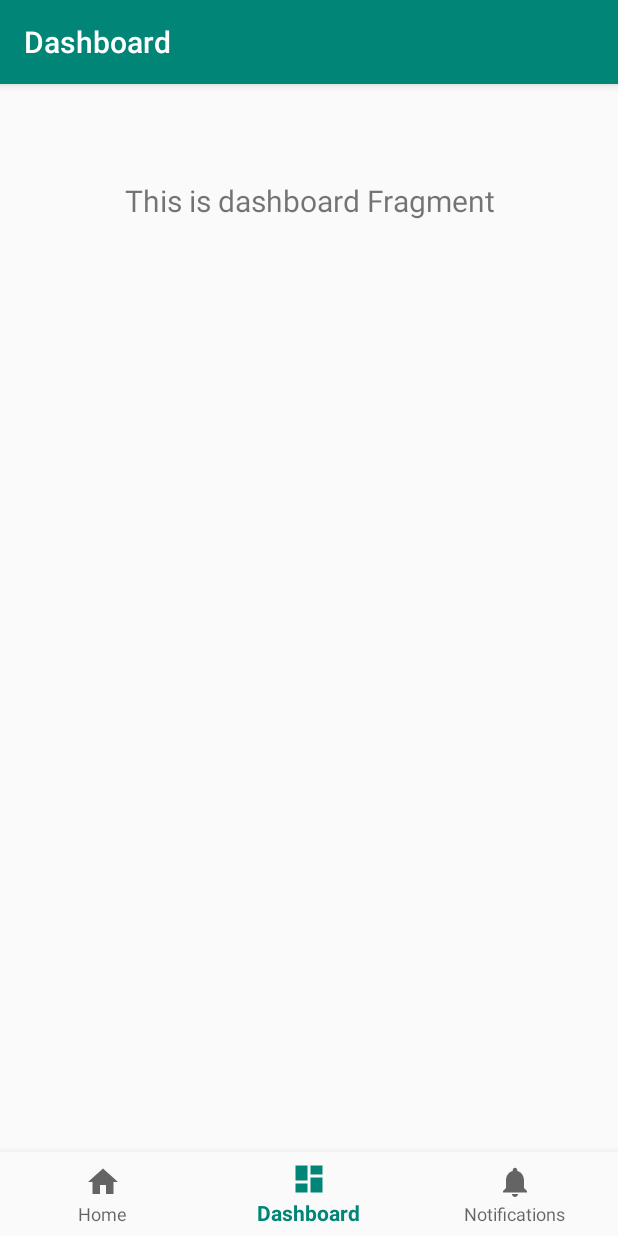
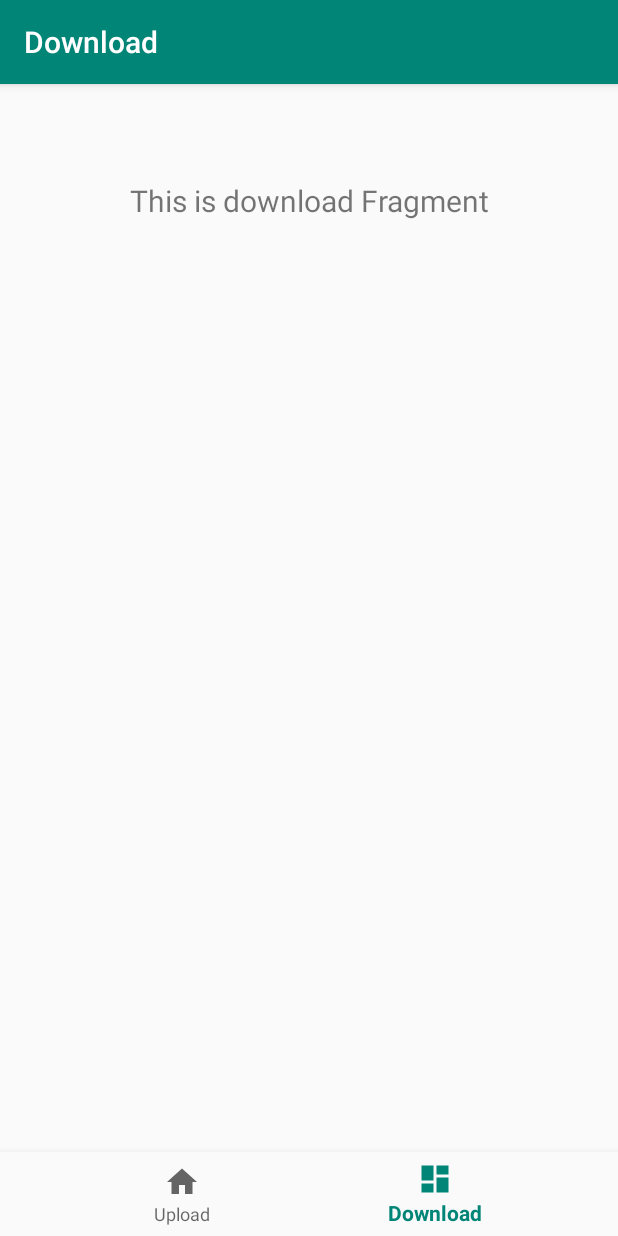
Before and after one commit to Apoorv-Mittal/OnionShare, an Android app: the screen it shows after launch (MainActivity), item 2 of the bottom bar chosen, on a phone screen of 412 x 824 dp. Run offline under Robolectric (Android 15) with nearby library versions, the phone set to English and light mode, and no system bars; our stand-ins replace navigation-ui; libraries missing offline, so code that uses them is left out: com.jrummyapps.android, org.torproject.android; 7 statements that could not run were skipped.

Commit message:
Divided App into Upload and Download

```diff
--- a/app/src/main/java/com/example/onionshare/MainActivity.kt
+++ b/app/src/main/java/com/example/onionshare/MainActivity.kt
@@ -28,7 +28,7 @@ class MainActivity : AppCompatActivity() {
         // menu should be considered as top level destinations.
         val appBarConfiguration = AppBarConfiguration(
             setOf(
-                R.id.navigation_home, R.id.navigation_dashboard, R.id.navigation_notifications
+                R.id.navigation_upload, R.id.navigation_download
             )
         )
         setupActionBarWithNavController(navController, appBarConfiguration)
--- a/app/src/main/java/com/example/onionshare/ui/home/HomeFragment.kt
+++ b/app/src/main/java/com/example/onionshare/ui/dashboard/DownloadFragment.kt
@@ -1,4 +1,4 @@
-package com.example.onionshare.ui.home
+package com.example.onionshare.ui.dashboard
 
 import android.os.Bundle
 import android.view.LayoutInflater
@@ -10,20 +10,20 @@ import androidx.lifecycle.Observer
 import androidx.lifecycle.ViewModelProviders
 import com.example.onionshare.R
 
-class HomeFragment : Fragment() {
+class DownloadFragment : Fragment() {
 
-    private lateinit var homeViewModel: HomeViewModel
+    private lateinit var downloadViewModel: DownloadViewModel
 
     override fun onCreateView(
         inflater: LayoutInflater,
         container: ViewGroup?,
         savedInstanceState: Bundle?
     ): View? {
-        homeViewModel =
-            ViewModelProviders.of(this).get(HomeViewModel::class.java)
-        val root = inflater.inflate(R.layout.fragment_home, container, false)
-        val textView: TextView = root.findViewById(R.id.text_home)
-        homeViewModel.text.observe(this, Observer {
+        downloadViewModel =
+            ViewModelProviders.of(this).get(DownloadViewModel::class.java)
+        val root = inflater.inflate(R.layout.fragment_download, container, false)
+        val textView: TextView = root.findViewById(R.id.text_dashboard)
+        downloadViewModel.text.observe(this, Observer {
             textView.text = it
         })
         return root
--- a/app/src/main/java/com/example/onionshare/ui/notifications/NotificationsViewModel.kt
+++ b/app/src/main/java/com/example/onionshare/ui/dashboard/DownloadViewModel.kt
@@ -1,13 +1,13 @@
-package com.example.onionshare.ui.notifications
+package com.example.onionshare.ui.dashboard
 
 import androidx.lifecycle.LiveData
 import androidx.lifecycle.MutableLiveData
 import androidx.lifecycle.ViewModel
 
-class NotificationsViewModel : ViewModel() {
+class DownloadViewModel : ViewModel() {
 
     private val _text = MutableLiveData<String>().apply {
-        value = "This is notifications Fragment"
+        value = "This is download Fragment"
     }
     val text: LiveData<String> = _text
 }
--- a/app/src/main/java/com/example/onionshare/ui/home/HomeViewModel.kt
+++ /dev/null
@@ -1,13 +0,0 @@
-package com.example.onionshare.ui.home
-
-import androidx.lifecycle.LiveData
-import androidx.lifecycle.MutableLiveData
-import androidx.lifecycle.ViewModel
-
-class HomeViewModel : ViewModel() {
-
-    private val _text = MutableLiveData<String>().apply {
-        value = "This is home Fragment"
-    }
-    val text: LiveData<String> = _text
-}
--- a/app/src/main/java/com/example/onionshare/ui/dashboard/DashboardFragment.kt
+++ b/app/src/main/java/com/example/onionshare/ui/home/UploadFragment.kt
@@ -1,4 +1,4 @@
-package com.example.onionshare.ui.dashboard
+package com.example.onionshare.ui.home
 
 import android.os.Bundle
 import android.view.LayoutInflater
@@ -10,20 +10,20 @@ import androidx.lifecycle.Observer
 import androidx.lifecycle.ViewModelProviders
 import com.example.onionshare.R
 
-class DashboardFragment : Fragment() {
+class UploadFragment : Fragment() {
 
-    private lateinit var dashboardViewModel: DashboardViewModel
+    private lateinit var uploadViewModel: UploadViewModel
 
     override fun onCreateView(
         inflater: LayoutInflater,
         container: ViewGroup?,
         savedInstanceState: Bundle?
     ): View? {
-        dashboardViewModel =
-            ViewModelProviders.of(this).get(DashboardViewModel::class.java)
-        val root = inflater.inflate(R.layout.fragment_dashboard, container, false)
-        val textView: TextView = root.findViewById(R.id.text_dashboard)
-        dashboardViewModel.text.observe(this, Observer {
+        uploadViewModel =
+            ViewModelProviders.of(this).get(UploadViewModel::class.java)
+        val root = inflater.inflate(R.layout.fragment_upload, container, false)
+        val textView: TextView = root.findViewById(R.id.text_home)
+        uploadViewModel.text.observe(this, Observer {
             textView.text = it
         })
         return root
--- a/app/src/main/java/com/example/onionshare/ui/dashboard/DashboardViewModel.kt
+++ b/app/src/main/java/com/example/onionshare/ui/home/UploadViewModel.kt
@@ -1,13 +1,13 @@
-package com.example.onionshare.ui.dashboard
+package com.example.onionshare.ui.home
 
 import androidx.lifecycle.LiveData
 import androidx.lifecycle.MutableLiveData
 import androidx.lifecycle.ViewModel
 
-class DashboardViewModel : ViewModel() {
+class UploadViewModel : ViewModel() {
 
     private val _text = MutableLiveData<String>().apply {
-        value = "This is dashboard Fragment"
+        value = "This is Upload Fragment"
     }
     val text: LiveData<String> = _text
 }
--- a/app/src/main/res/menu/bottom_nav_menu.xml
+++ b/app/src/main/res/menu/bottom_nav_menu.xml
@@ -2,18 +2,13 @@
 <menu xmlns:android="http://schemas.android.com/apk/res/android">
 
     <item
-        android:id="@+id/navigation_home"
+        android:id="@+id/navigation_upload"
         android:icon="@drawable/ic_home_black_24dp"
-        android:title="@string/title_home" />
+        android:title="@string/title_upload" />
 
     <item
-        android:id="@+id/navigation_dashboard"
+        android:id="@+id/navigation_download"
         android:icon="@drawable/ic_dashboard_black_24dp"
-        android:title="@string/title_dashboard" />
-
-    <item
-        android:id="@+id/navigation_notifications"
-        android:icon="@drawable/ic_notifications_black_24dp"
-        android:title="@string/title_notifications" />
+        android:title="@string/title_download" />
 
 </menu>
--- a/app/src/main/res/navigation/mobile_navigation.xml
+++ b/app/src/main/res/navigation/mobile_navigation.xml
@@ -3,23 +3,18 @@
     xmlns:app="http://schemas.android.com/apk/res-auto"
     xmlns:tools="http://schemas.android.com/tools"
     android:id="@+id/mobile_navigation"
-    app:startDestination="@+id/navigation_home">
+    app:startDestination="@+id/navigation_upload">
 
     <fragment
-        android:id="@+id/navigation_home"
-        android:name="com.example.onionshare.ui.home.HomeFragment"
-        android:label="@string/title_home"
-        tools:layout="@layout/fragment_home" />
+        android:id="@+id/navigation_upload"
+        android:name="com.example.onionshare.ui.home.UploadFragment"
+        android:label="@string/title_upload"
+        tools:layout="@layout/fragment_upload" />
 
     <fragment
-        android:id="@+id/navigation_dashboard"
-        android:name="com.example.onionshare.ui.dashboard.DashboardFragment"
-        android:label="@string/title_dashboard"
-        tools:layout="@layout/fragment_dashboard" />
+        android:id="@+id/navigation_download"
+        android:name="com.example.onionshare.ui.dashboard.DownloadFragment"
+        android:label="@string/title_download"
+        tools:layout="@layout/fragment_download" />
 
-    <fragment
-        android:id="@+id/navigation_notifications"
-        android:name="com.example.onionshare.ui.notifications.NotificationsFragment"
-        android:label="@string/title_notifications"
-        tools:layout="@layout/fragment_notifications" />
 </navigation>
--- a/app/src/main/res/values/strings.xml
+++ b/app/src/main/res/values/strings.xml
@@ -1,6 +1,5 @@
 <resources>
     <string name="app_name">OnionShare</string>
-    <string name="title_home">Home</string>
-    <string name="title_dashboard">Dashboard</string>
-    <string name="title_notifications">Notifications</string>
+    <string name="title_upload">Upload</string>
+    <string name="title_download">Download</string>
 </resources>
```
Also changed, not shown: app/src/main/java/com/example/onionshare/ui/notifications/NotificationsFragment.kt (deleted, +0 -31 lines), app/src/main/res/layout/fragment_notifications.xml (deleted, +0 -19 lines), app/src/main/res/layout/fragment_download.xml (renamed from app/src/main/res/layout/fragment_dashboard.xml), app/src/main/res/layout/fragment_upload.xml (renamed from app/src/main/res/layout/fragment_home.xml).
